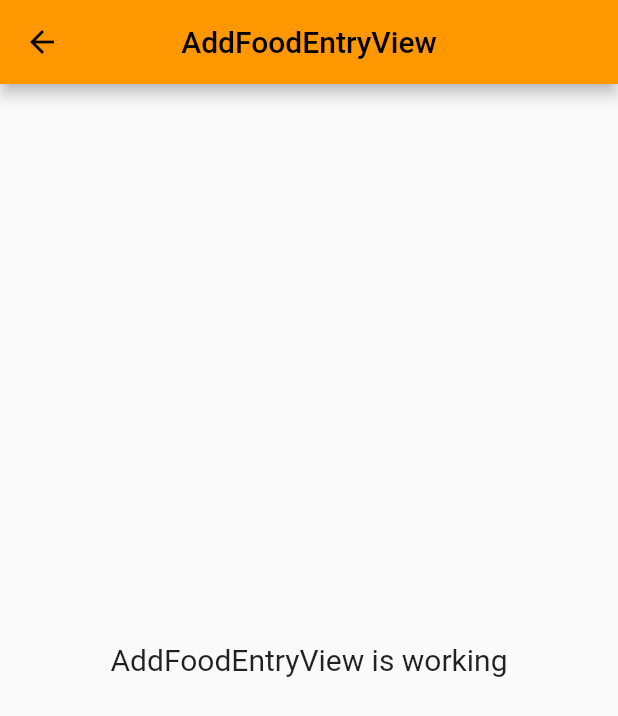
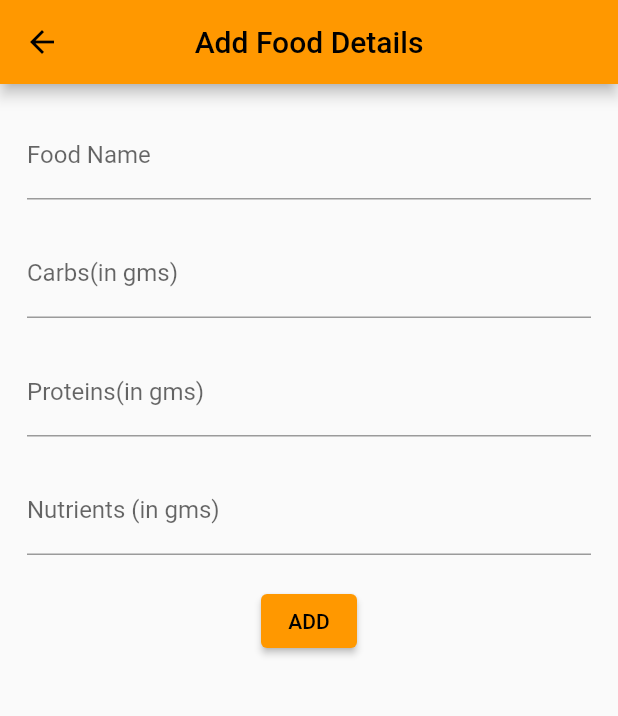
Before and after one commit to hrithikwins/food_diary, a Flutter app: the AddFoodEntryView screen opened by its route, on a phone screen of 412 x 824 dp. Shown: the top 716 px of the screen. Run offline on Flutter 3.47's test engine with Material 2 defaults, Android fonts, the light colour scheme and no system bars; our stand-ins replace get, velocity_x.

Commit message:
adding the food

```diff
--- a/lib/app/modules/home/add_food_entry/add_food_entry.controller.dart
+++ b/lib/app/modules/home/add_food_entry/add_food_entry.controller.dart
@@ -1,9 +1,14 @@
+import 'package:flutter/widgets.dart';
 import 'package:get/get.dart';
 
 class AddFoodEntryController extends GetxController {
   //TODO: Implement AddFoodEntryController
 
   final count = 0.obs;
+  var foodName = TextEditingController();
+  var carbs = TextEditingController();
+  var proteins = TextEditingController();
+  var nutrients = TextEditingController();
   @override
   void onInit() {
     super.onInit();
--- a/lib/app/modules/home/add_food_entry/add_food_entry.view.dart
+++ b/lib/app/modules/home/add_food_entry/add_food_entry.view.dart
@@ -1,21 +1,60 @@
 import 'package:flutter/material.dart';
+import 'package:food_diary/app/modules/home/home.controller.dart';
 
 import 'package:get/get.dart';
+import 'package:velocity_x/velocity_x.dart';
 
 import 'add_food_entry.controller.dart';
 
 class AddFoodEntryView extends GetView<AddFoodEntryController> {
+  HomeController homeController = Get.put(HomeController());
   @override
   Widget build(BuildContext context) {
     return Scaffold(
       appBar: AppBar(
-        title: Text('AddFoodEntryView'),
+        title: Text('Add Food Details'),
         centerTitle: true,
       ),
-      body: Center(
-        child: Text(
-          'AddFoodEntryView is working',
-          style: TextStyle(fontSize: 20),
+      body: Padding(
+        padding: const EdgeInsets.all(18.0),
+        child: Column(
+          children: [
+            TextFormField(
+              controller: controller.foodName,
+              decoration: InputDecoration(
+                label: Text("Food Name"),
+              ),
+            ),
+            20.heightBox,
+            TextFormField(
+              controller: controller.carbs,
+              decoration: InputDecoration(
+                label: Text("Carbs(in gms)"),
+              ),
+            ),
+            20.heightBox,
+            TextFormField(
+              controller: controller.proteins,
+              decoration: InputDecoration(
+                label: Text("Proteins(in gms)"),
+              ),
+            ),
+            20.heightBox,
+            TextFormField(
+              controller: controller.nutrients,
+              decoration: InputDecoration(
+                label: Text("Nutrients (in gms)"),
+              ),
+            ),
+            20.heightBox,
+            ElevatedButton(
+              onPressed: () => {
+                homeController.foodList.add({"name": controller.foodName.text}),
+                Get.snackbar("Added ", "Food"),
+              },
+              child: Text("ADD"),
+            ),
+          ],
         ),
       ),
     );
--- a/lib/app/modules/home/food_details/food_details.view.dart
+++ b/lib/app/modules/home/food_details/food_details.view.dart
@@ -1,6 +1,8 @@
 import 'package:flutter/material.dart';
+import 'package:food_diary/app/routes/app_pages.dart';
 
 import 'package:get/get.dart';
+import 'package:velocity_x/velocity_x.dart';
 
 import 'food_details.controller.dart';
 
@@ -12,6 +14,7 @@ class FoodDetailsView extends GetView<FoodDetailsController> {
         title: Text('FoodDetailsView'),
         centerTitle: true,
       ),
+
       body: Center(
         child: Text(
           'FoodDetailsView is working',
--- a/lib/app/modules/home/home.controller.dart
+++ b/lib/app/modules/home/home.controller.dart
@@ -4,6 +4,7 @@ class HomeController extends GetxController {
   //TODO: Implement HomeController
 
   final count = 0.obs;
+  final foodList = [].obs;
   @override
   void onInit() {
     super.onInit();
--- a/lib/app/modules/home/home.view.dart
+++ b/lib/app/modules/home/home.view.dart
@@ -1,7 +1,9 @@
 import 'package:flutter/material.dart';
 
 import 'package:get/get.dart';
+import 'package:velocity_x/velocity_x.dart';
 
+import '../../routes/app_pages.dart';
 import 'home.controller.dart';
 
 class HomeView extends GetView<HomeController> {
@@ -9,14 +11,27 @@ class HomeView extends GetView<HomeController> {
   Widget build(BuildContext context) {
     return Scaffold(
       appBar: AppBar(
-        title: Text('HomeView'),
+        title: Text('Food Dairy'),
         centerTitle: true,
       ),
-      body: Center(
-        child: Text(
-          'HomeView is working',
-          style: TextStyle(fontSize: 20),
+      floatingActionButton: FloatingActionButton.extended(
+        onPressed: () => {Get.toNamed(Routes.ADD_FOOD_ENTRY)},
+        label: Row(
+          children: [
+            Icon(Icons.fastfood_outlined),
+            4.widthBox,
+            Text("New Food Entry"),
+          ],
         ),
+      ),
+      body: Column(
+        children: [
+          //food card
+          for (var foodInfo in controller.foodList)
+            Container(
+              child: Text(foodInfo["name"]),
+            )
+        ],
       ),
     );
   }
```
